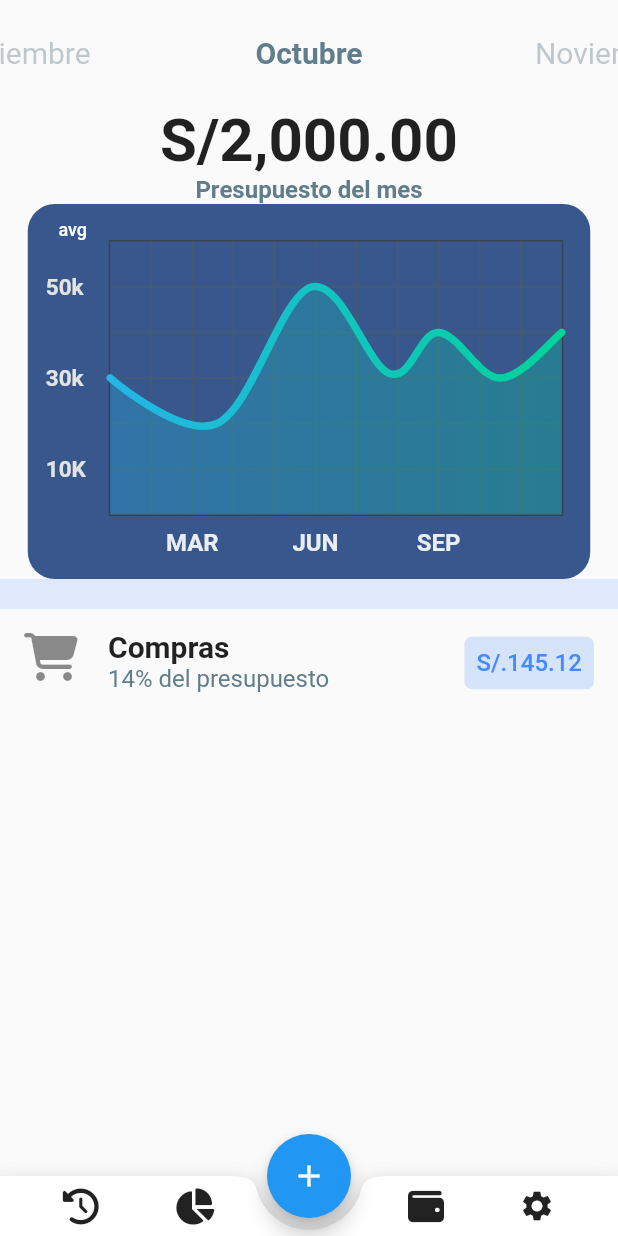
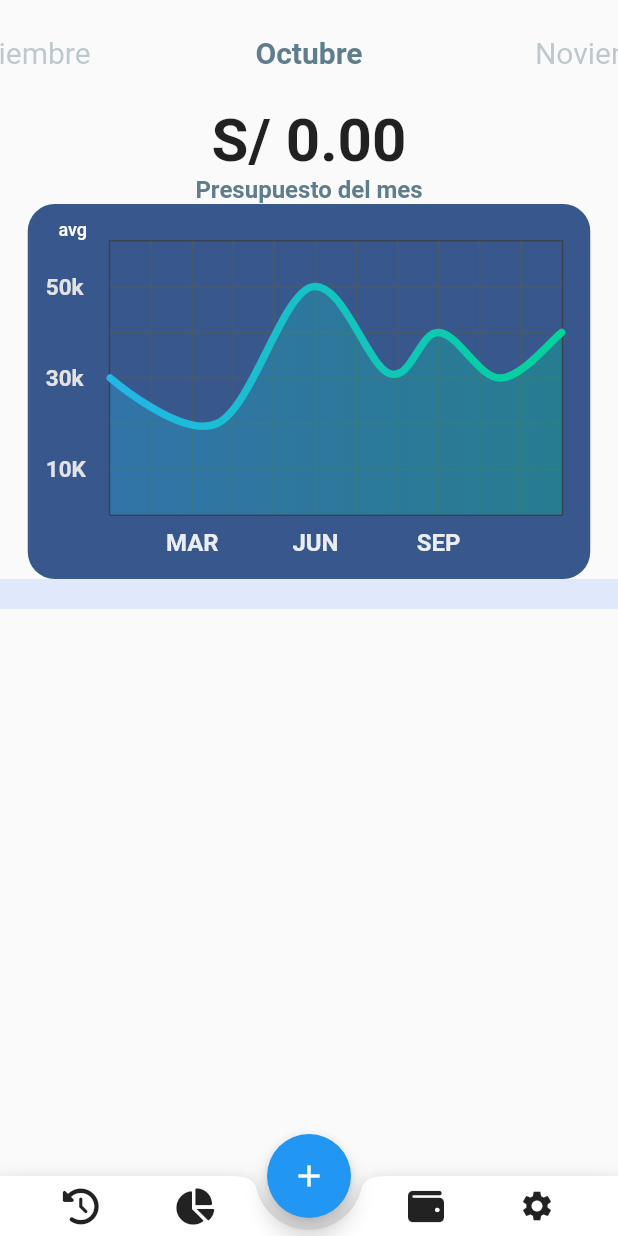
Before and after one commit to PieroAlvaradoP/Gasto_wallet, a Flutter app: the screen it shows after launch, on a phone screen of 412 x 824 dp. Run offline on Flutter 3.47's test engine with Material 2 defaults, Android fonts, the phone set to English and light mode, and no system bars; drawn by our look-alikes of fl_chart; our stand-ins replace cloud_firestore, firebase_core, font_awesome_flutter; accounts and stored records are empty.

Commit message:
asicronismo vista principal

```diff
--- a/lib/graph_widget.dart
+++ b/lib/graph_widget.dart
@@ -2,7 +2,8 @@ import 'package:fl_chart/fl_chart.dart';
 import 'package:flutter/material.dart';
 
 class LineChartSample2 extends StatefulWidget {
-  const LineChartSample2({Key? key}) : super(key: key);
+  final List<double> data;
+  const LineChartSample2({Key? key, required this.data}) : super(key: key);
 
   @override
   _LineChartSample2State createState() => _LineChartSample2State();
--- a/lib/main.dart
+++ b/lib/main.dart
@@ -1,11 +1,16 @@
 import 'package:flutter/material.dart';
 import 'package:font_awesome_flutter/font_awesome_flutter.dart';
-import 'graph_widget.dart';
 import 'package:cloud_firestore/cloud_firestore.dart';
+import 'package:firebase_core/firebase_core.dart';
+import 'month_widget.dart';
 import 'login.dart';
 
+
 void main() {
-  runApp(const MyApp());
+  WidgetsFlutterBinding.ensureInitialized();
+  Firebase.initializeApp().then((value) {
+    runApp( const MyApp());  }
+  );
 }
 
 class MyApp extends StatelessWidget {
@@ -26,7 +31,6 @@ class MyApp extends StatelessWidget {
 
 class HomePage extends StatefulWidget {
   const HomePage({super.key});
-
   @override
   State<HomePage> createState() => _HomePageState();
 }
@@ -34,11 +38,15 @@ class HomePage extends StatefulWidget {
 class _HomePageState extends State<HomePage> {
   int currentPage = 9;
   late PageController _controller;
+  late Stream<QuerySnapshot> _query;
 
   @override
   void initState() {
     super.initState();
-
+    _query = FirebaseFirestore.instance
+        .collection('expenses')
+        .where('month', isEqualTo: currentPage + 1)
+        .snapshots();
     _controller = PageController(
       initialPage: currentPage,
       viewportFraction: 0.4,
@@ -94,13 +102,19 @@ class _HomePageState extends State<HomePage> {
       child: Column(
         children: <Widget>[
           _selector(),
-          _expenses(),
-          _graph(),
-          Container(
-            color: Colors.blueAccent.withOpacity(0.15),
-            height: 20,
+          StreamBuilder<QuerySnapshot>(
+            stream: _query,
+            builder: (BuildContext contex, AsyncSnapshot<QuerySnapshot> data) {
+              if(data.hasData){
+                return MonthWidget(documents: data.data!.docs);
+              }else{
+                return const Center(
+                  child: CircularProgressIndicator(),
+                );
+              }
+            }
           ),
-          _list(),
+
         ],
       ),
     );
@@ -141,7 +155,11 @@ class _HomePageState extends State<HomePage> {
       child: PageView(
         onPageChanged: (newPage){
           setState(() {
-            currentPage=newPage;
+            currentPage = newPage;
+            _query = FirebaseFirestore.instance
+                .collection('expenses')
+                .where('month', isEqualTo: currentPage + 1)
+                .snapshots();
           });
         },
         controller:_controller,
@@ -163,83 +181,5 @@ class _HomePageState extends State<HomePage> {
     );
   }
 
-  Widget _expenses() {
-    return Column(
-      children: const <Widget>[
-        Text(
-          'S/2,000.00',
-          style: TextStyle(
-            fontWeight: FontWeight.bold,
-            fontSize: 40.0,
-          ),
-        ),
-        Text(
-          'Presupuesto del mes',
-          style: TextStyle(
-              fontWeight: FontWeight.bold,
-              fontSize: 16.0,
-              color: Colors.blueGrey),
-        )
-      ],
-    );
-  }
 
-  Widget _graph() {
-    return const SizedBox(height: 250.0, child: LineChartSample2());
-  }
-
-  Widget _itemList(IconData icon, String nombre, int percent, double value) {
-    return ListTile(
-      leading: Icon(
-        icon,
-        size: 32.0,
-      ),
-      title: Text(
-        nombre,
-        style: const TextStyle(
-          fontWeight: FontWeight.bold,
-          fontSize: 20.0,
-        ),
-      ),
-      subtitle: Text(
-        '$percent% del presupuesto',
-        style: const TextStyle(
-          fontSize: 16.0,
-          color: Colors.blueGrey,
-        ),
-      ),
-      trailing: Container(
-          decoration: BoxDecoration(
-            color: Colors.blueAccent.withOpacity(0.2),
-            borderRadius: BorderRadius.circular(5.0),
-          ),
-          child: Padding(
-            padding: const EdgeInsets.all(8.0),
-            child: Text(
-              'S/.$value',
-              style: const TextStyle(
-                color: Colors.blueAccent,
-                fontWeight: FontWeight.w500,
-                fontSize: 16,
-              ),
-            ),
-          )),
-    );
-  }
-
-  Widget _list() {
-    return Expanded(
-        child: ListView.separated(
-          itemCount: 1,
-          itemBuilder: (BuildContext context, int index) =>
-              _itemList(FontAwesomeIcons.cartShopping, 'Compras', 14, 145.12),
-          separatorBuilder: (BuildContext context, int index) {
-            return Container(
-              color: Colors.blueAccent.withOpacity(0.15),
-              height: 8,
-            );
-          },
-        )
-    );
-  }
 }
--- /dev/null
+++ b/lib/month_widget.dart
@@ -0,0 +1,138 @@
+import 'package:cloud_firestore/cloud_firestore.dart';
+
+import 'graph_widget.dart';
+import 'package:flutter/material.dart';
+import 'package:font_awesome_flutter/font_awesome_flutter.dart';
+
+class MonthWidget extends StatefulWidget {
+  final List<QueryDocumentSnapshot> documents;
+  final double total;
+  final List<double> perDay;
+  final Map<String, double> categories;
+  MonthWidget ({Key? key, required this.documents}) :
+        total = documents.map((doc) => doc['value']).fold(0.0, (a, b) => a + b),
+        perDay = List.generate(30, (int index) {
+          return documents
+              .where((element) => element['day'] == (index + 1))
+              .map((doc) => doc['value'])
+              .fold(0.0, (a, b) => a+b);
+        }),
+        categories = documents.fold({}, (Map<String, double> map, documen) {
+          if(!map.containsKey(documen['category'])){
+            map[documen['category']] = 0.0;
+          }
+          map[documen['category']] = map[documen['category']]! + documen['value'];
+          return map;
+        }),
+        super(key: key);
+
+  @override
+  State <MonthWidget> createState() => _State();
+}
+
+class _State extends State<MonthWidget> {
+  @override
+  Widget build(BuildContext context) {
+    return Expanded(
+        child: Column(
+          children: <Widget>[
+            _expenses(),
+            _graph(),
+            Container(
+              color: Colors.blueAccent.withOpacity(0.15),
+              height: 20,
+            ),
+            _list(),
+          ],
+
+      )
+    );
+  }
+
+  Widget _expenses() {
+    return Column(
+      children: <Widget>[
+        Text(
+          "S/ ${widget.total.toStringAsFixed(2)}",
+          style: const TextStyle(
+            fontWeight: FontWeight.bold,
+            fontSize: 40.0,
+          ),
+        ),
+        const Text(
+          'Presupuesto del mes',
+          style: TextStyle(
+              fontWeight: FontWeight.bold,
+              fontSize: 16.0,
+              color: Colors.blueGrey),
+        )
+      ],
+    );
+  }
+
+  Widget _graph() {
+    return SizedBox(
+        height: 250.0,
+        child: LineChartSample2(data: widget.perDay),
+    );
+  }
+
+
+  Widget _itemList(IconData icon, String nombre, int percent, double value) {
+    return ListTile(
+      leading: Icon(
+        icon,
+        size: 32.0,
+      ),
+      title: Text(
+        nombre,
+        style: const TextStyle(
+          fontWeight: FontWeight.bold,
+          fontSize: 20.0,
+        ),
+      ),
+      subtitle: Text(
+        '$percent % del total',
+        style: const TextStyle(
+          fontSize: 16.0,
+          color: Colors.blueGrey,
+        ),
+      ),
+      trailing: Container(
+          decoration: BoxDecoration(
+            color: Colors.blueAccent.withOpacity(0.2),
+            borderRadius: BorderRadius.circular(5.0),
+          ),
+          child: Padding(
+            padding: const EdgeInsets.all(8.0),
+            child: Text(
+              'S/.$value',
+              style: const TextStyle(
+                color: Colors.blueAccent,
+                fontWeight: FontWeight.w500,
+                fontSize: 16,
+              ),
+            ),
+          )),
+    );
+  }
+
+  Widget _list() {
+    return Expanded(
+        child: ListView.separated(
+          itemCount: widget.categories.keys.length,
+          itemBuilder: (BuildContext context, int index) {
+            var key = widget.categories.keys.elementAt(index);
+            var data = widget.categories[key];
+            return _itemList(FontAwesomeIcons.cartShopping, key, 100 * data !~/widget.total, data);
+          },
+          separatorBuilder: (BuildContext context, int index) {
+            return Container(
+              color: Colors.blueAccent.withOpacity(0.15),
+              height: 8,
+            );
+          },
+        )
+    );
+  }
+}
--- a/pubspec.yaml
+++ b/pubspec.yaml
@@ -38,6 +38,7 @@ dependencies:
   # Use with the CupertinoIcons class for iOS style icons.
   cupertino_icons: ^1.0.2
   cloud_firestore: ^4.3.1
+  firebase_core :
 
 dev_dependencies:
   flutter_test:
```
Also changed, not shown: pubspec.lock.
